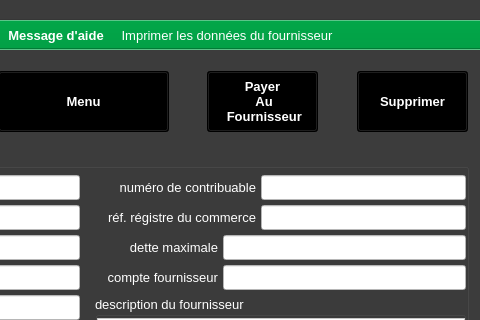
This is ui/supplier/yeroth-erp-fournisseur-details-window.ui in xnoumbissinoundou/yeroth-erp-3.0 as Qt 5 draws it before an edit; both pictures show x 320 to 800 and y 0 to 320 of the 800 by 600 pixel window. The edited form follows.
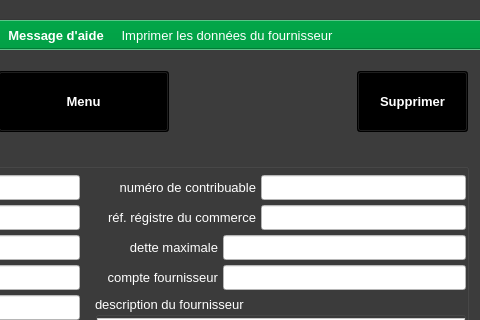
This is the edited form. Icons and pictures are not drawn. Custom widgets are drawn as their Qt base class.

Commit message: UPDATED WITH REMOVAL OF 'PAYER A 1 FOURNISSEUR' USER VIEW PAGES.

```diff
--- a/ui/supplier/yeroth-erp-fournisseur-details-window.ui
+++ b/ui/supplier/yeroth-erp-fournisseur-details-window.ui
@@ -10597,453 +10597,6 @@
      </widget>
     </widget>
    </widget>
-   <widget class="YerothPushButton" name="pushButton_payer_au_fournisseur">
-    <property name="enabled">
-     <bool>true</bool>
-    </property>
-    <property name="geometry">
-     <rect>
-      <x>527</x>
-      <y>21</y>
-      <width>111</width>
-      <height>61</height>
-     </rect>
-    </property>
-    <property name="palette">
-     <palette>
-      <active>
-       <colorrole role="WindowText">
-        <brush brushstyle="SolidPattern">
-         <color alpha="255">
-          <red>255</red>
-          <green>255</green>
-          <blue>255</blue>
-         </color>
-        </brush>
-       </colorrole>
-       <colorrole role="Button">
-        <brush brushstyle="SolidPattern">
-         <color alpha="255">
-          <red>0</red>
-          <green>0</green>
-          <blue>0</blue>
-         </color>
-        </brush>
-       </colorrole>
-       <colorrole role="Light">
-        <brush brushstyle="SolidPattern">
-         <color alpha="255">
-          <red>0</red>
-          <green>0</green>
-          <blue>0</blue>
-         </color>
-        </brush>
-       </colorrole>
-       <colorrole role="Midlight">
-        <brush brushstyle="SolidPattern">
-         <color alpha="255">
-          <red>0</red>
-          <green>0</green>
-          <blue>0</blue>
-         </color>
-        </brush>
-       </colorrole>
-       <colorrole role="Dark">
-        <brush brushstyle="SolidPattern">
-         <color alpha="255">
-          <red>0</red>
-          <green>0</green>
-          <blue>0</blue>
-         </color>
-        </brush>
-       </colorrole>
-       <colorrole role="Mid">
-        <brush brushstyle="SolidPattern">
-         <color alpha="255">
-          <red>0</red>
-          <green>0</green>
-          <blue>0</blue>
-         </color>
-        </brush>
-       </colorrole>
-       <colorrole role="Text">
-        <brush brushstyle="SolidPattern">
-         <color alpha="255">
-          <red>255</red>
-          <green>255</green>
-          <blue>255</blue>
-         </color>
-        </brush>
-       </colorrole>
-       <colorrole role="BrightText">
-        <brush brushstyle="SolidPattern">
-         <color alpha="255">
-          <red>255</red>
-          <green>255</green>
-          <blue>255</blue>
-         </color>
-        </brush>
-       </colorrole>
-       <colorrole role="ButtonText">
-        <brush brushstyle="SolidPattern">
-         <color alpha="255">
-          <red>255</red>
-          <green>255</green>
-          <blue>255</blue>
-         </color>
-        </brush>
-       </colorrole>
-       <colorrole role="Base">
-        <brush brushstyle="SolidPattern">
-         <color alpha="255">
-          <red>0</red>
-          <green>0</green>
-          <blue>0</blue>
-         </color>
-        </brush>
-       </colorrole>
-       <colorrole role="Window">
-        <brush brushstyle="SolidPattern">
-         <color alpha="255">
-          <red>0</red>
-          <green>0</green>
-          <blue>0</blue>
-         </color>
-        </brush>
-       </colorrole>
-       <colorrole role="Shadow">
-        <brush brushstyle="SolidPattern">
-         <color alpha="255">
-          <red>0</red>
-          <green>0</green>
-          <blue>0</blue>
-         </color>
-        </brush>
-       </colorrole>
-       <colorrole role="AlternateBase">
-        <brush brushstyle="SolidPattern">
-         <color alpha="255">
-          <red>0</red>
-          <green>0</green>
-          <blue>0</blue>
-         </color>
-        </brush>
-       </colorrole>
-       <colorrole role="ToolTipBase">
-        <brush brushstyle="SolidPattern">
-         <color alpha="255">
-          <red>255</red>
-          <green>255</green>
-          <blue>220</blue>
-         </color>
-        </brush>
-       </colorrole>
-       <colorrole role="ToolTipText">
-        <brush brushstyle="SolidPattern">
-         <color alpha="255">
-          <red>0</red>
-          <green>0</green>
-          <blue>0</blue>
-         </color>
-        </brush>
-       </colorrole>
-      </active>
-      <inactive>
-       <colorrole role="WindowText">
-        <brush brushstyle="SolidPattern">
-         <color alpha="255">
-          <red>255</red>
-          <green>255</green>
-          <blue>255</blue>
-         </color>
-        </brush>
-       </colorrole>
-       <colorrole role="Button">
-        <brush brushstyle="SolidPattern">
-         <color alpha="255">
-          <red>0</red>
-          <green>0</green>
-          <blue>0</blue>
-         </color>
-        </brush>
-       </colorrole>
-       <colorrole role="Light">
-        <brush brushstyle="SolidPattern">
-         <color alpha="255">
-          <red>0</red>
-          <green>0</green>
-          <blue>0</blue>
-         </color>
-        </brush>
-       </colorrole>
-       <colorrole role="Midlight">
-        <brush brushstyle="SolidPattern">
-         <color alpha="255">
-          <red>0</red>
-          <green>0</green>
-          <blue>0</blue>
-         </color>
-        </brush>
-       </colorrole>
-       <colorrole role="Dark">
-        <brush brushstyle="SolidPattern">
-         <color alpha="255">
-          <red>0</red>
-          <green>0</green>
-          <blue>0</blue>
-         </color>
-        </brush>
-       </colorrole>
-       <colorrole role="Mid">
-        <brush brushstyle="SolidPattern">
-         <color alpha="255">
-          <red>0</red>
-          <green>0</green>
-          <blue>0</blue>
-         </color>
-        </brush>
-       </colorrole>
-       <colorrole role="Text">
-        <brush brushstyle="SolidPattern">
-         <color alpha="255">
-          <red>255</red>
-          <green>255</green>
-          <blue>255</blue>
-         </color>
-        </brush>
-       </colorrole>
-       <colorrole role="BrightText">
-        <brush brushstyle="SolidPattern">
-         <color alpha="255">
-          <red>255</red>
-          <green>255</green>
-          <blue>255</blue>
-         </color>
-        </brush>
-       </colorrole>
-       <colorrole role="ButtonText">
-        <brush brushstyle="SolidPattern">
-         <color alpha="255">
-          <red>255</red>
-          <green>255</green>
-          <blue>255</blue>
-         </color>
-        </brush>
-       </colorrole>
-       <colorrole role="Base">
-        <brush brushstyle="SolidPattern">
-         <color alpha="255">
-          <red>0</red>
-          <green>0</green>
-          <blue>0</blue>
-         </color>
-        </brush>
-       </colorrole>
-       <colorrole role="Window">
-        <brush brushstyle="SolidPattern">
-         <color alpha="255">
-          <red>0</red>
-          <green>0</green>
-          <blue>0</blue>
-         </color>
-        </brush>
-       </colorrole>
-       <colorrole role="Shadow">
-        <brush brushstyle="SolidPattern">
-         <color alpha="255">
-          <red>0</red>
-          <green>0</green>
-          <blue>0</blue>
-         </color>
-        </brush>
-       </colorrole>
-       <colorrole role="AlternateBase">
-        <brush brushstyle="SolidPattern">
-         <color alpha="255">
-          <red>0</red>
-          <green>0</green>
-          <blue>0</blue>
-         </color>
-        </brush>
-       </colorrole>
-       <colorrole role="ToolTipBase">
-        <brush brushstyle="SolidPattern">
-         <color alpha="255">
-          <red>255</red>
-          <green>255</green>
-          <blue>220</blue>
-         </color>
-        </brush>
-       </colorrole>
-       <colorrole role="ToolTipText">
-        <brush brushstyle="SolidPattern">
-         <color alpha="255">
-          <red>0</red>
-          <green>0</green>
-          <blue>0</blue>
-         </color>
-        </brush>
-       </colorrole>
-      </inactive>
-      <disabled>
-       <colorrole role="WindowText">
-        <brush brushstyle="SolidPattern">
-         <color alpha="255">
-          <red>0</red>
-          <green>0</green>
-          <blue>0</blue>
-         </color>
-        </brush>
-       </colorrole>
-       <colorrole role="Button">
-        <brush brushstyle="SolidPattern">
-         <color alpha="255">
-          <red>0</red>
-          <green>0</green>
-          <blue>0</blue>
-         </color>
-        </brush>
-       </colorrole>
-       <colorrole role="Light">
-        <brush brushstyle="SolidPattern">
-         <color alpha="255">
-          <red>0</red>
-          <green>0</green>
-          <blue>0</blue>
-         </color>
-        </brush>
-       </colorrole>
-       <colorrole role="Midlight">
-        <brush brushstyle="SolidPattern">
-         <color alpha="255">
-          <red>0</red>
-          <green>0</green>
-          <blue>0</blue>
-         </color>
-        </brush>
-       </colorrole>
-       <colorrole role="Dark">
-        <brush brushstyle="SolidPattern">
-         <color alpha="255">
-          <red>0</red>
-          <green>0</green>
-          <blue>0</blue>
-         </color>
-        </brush>
-       </colorrole>
-       <colorrole role="Mid">
-        <brush brushstyle="SolidPattern">
-         <color alpha="255">
-          <red>0</red>
-          <green>0</green>
-          <blue>0</blue>
-         </color>
-        </brush>
-       </colorrole>
-       <colorrole role="Text">
-        <brush brushstyle="SolidPattern">
-         <color alpha="255">
-          <red>0</red>
-          <green>0</green>
-          <blue>0</blue>
-         </color>
-        </brush>
-       </colorrole>
-       <colorrole role="BrightText">
-        <brush brushstyle="SolidPattern">
-         <color alpha="255">
-          <red>255</red>
-          <green>255</green>
-          <blue>255</blue>
-         </color>
-        </brush>
-       </colorrole>
-       <colorrole role="ButtonText">
-        <brush brushstyle="SolidPattern">
-         <color alpha="255">
-          <red>0</red>
-          <green>0</green>
-          <blue>0</blue>
-         </color>
-        </brush>
-       </colorrole>
-       <colorrole role="Base">
-        <brush brushstyle="SolidPattern">
-         <color alpha="255">
-          <red>0</red>
-          <green>0</green>
-          <blue>0</blue>
-         </color>
-        </brush>
-       </colorrole>
-       <colorrole role="Window">
-        <brush brushstyle="SolidPattern">
-         <color alpha="255">
-          <red>0</red>
-          <green>0</green>
-          <blue>0</blue>
-         </color>
-        </brush>
-       </colorrole>
-       <colorrole role="Shadow">
-        <brush brushstyle="SolidPattern">
-         <color alpha="255">
-          <red>0</red>
-          <green>0</green>
-          <blue>0</blue>
-         </color>
-        </brush>
-       </colorrole>
-       <colorrole role="AlternateBase">
-        <brush brushstyle="SolidPattern">
-         <color alpha="255">
-          <red>0</red>
-          <green>0</green>
-          <blue>0</blue>
-         </color>
-        </brush>
-       </colorrole>
-       <colorrole role="ToolTipBase">
-        <brush brushstyle="SolidPattern">
-         <color alpha="255">
-          <red>255</red>
-          <green>255</green>
-          <blue>220</blue>
-         </color>
-        </brush>
-       </colorrole>
-       <colorrole role="ToolTipText">
-        <brush brushstyle="SolidPattern">
-         <color alpha="255">
-          <red>0</red>
-          <green>0</green>
-          <blue>0</blue>
-         </color>
-        </brush>
-       </colorrole>
-      </disabled>
-     </palette>
-    </property>
-    <property name="font">
-     <font>
-      <weight>75</weight>
-      <bold>true</bold>
-      <underline>false</underline>
-      <strikeout>false</strikeout>
-     </font>
-    </property>
-    <property name="text">
-     <string>Payer 
- Au 
- Fournisseur</string>
-    </property>
-    <property name="autoDefault">
-     <bool>false</bool>
-    </property>
-    <property name="flat">
-     <bool>false</bool>
-    </property>
-   </widget>
   </widget>
   <widget class="QMenuBar" name="menubar_detailWindow">
    <property name="geometry">
```
Left out of the diff: 1 changed line with no effect on the pictures. The commit also changes 11 other files.
